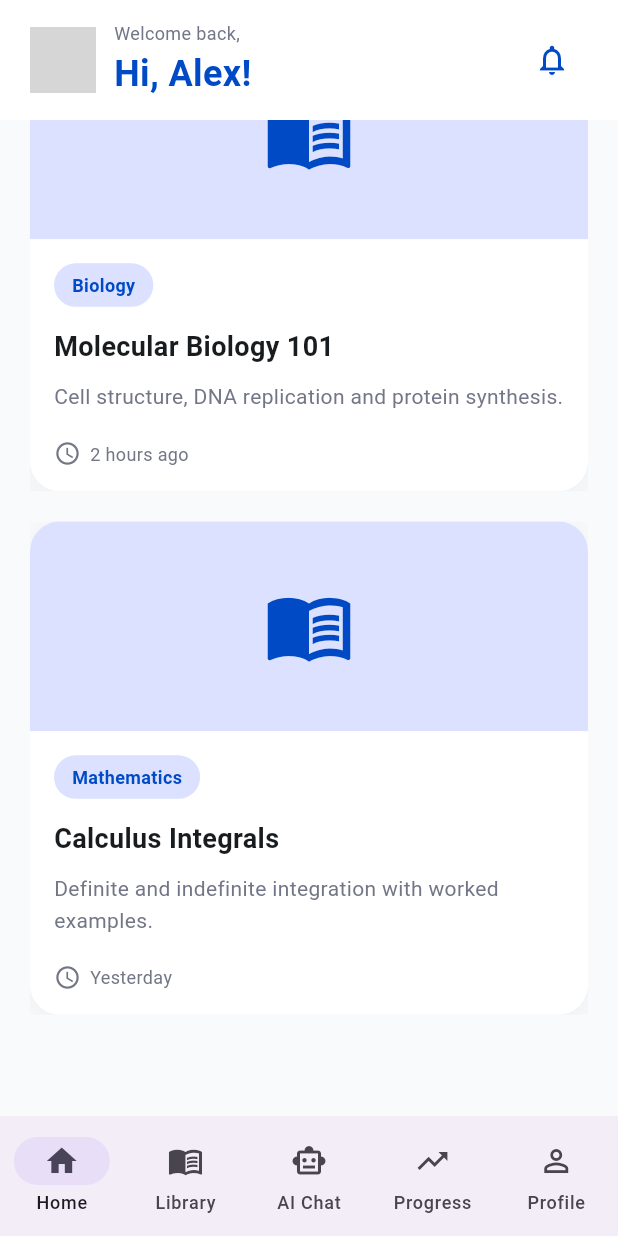
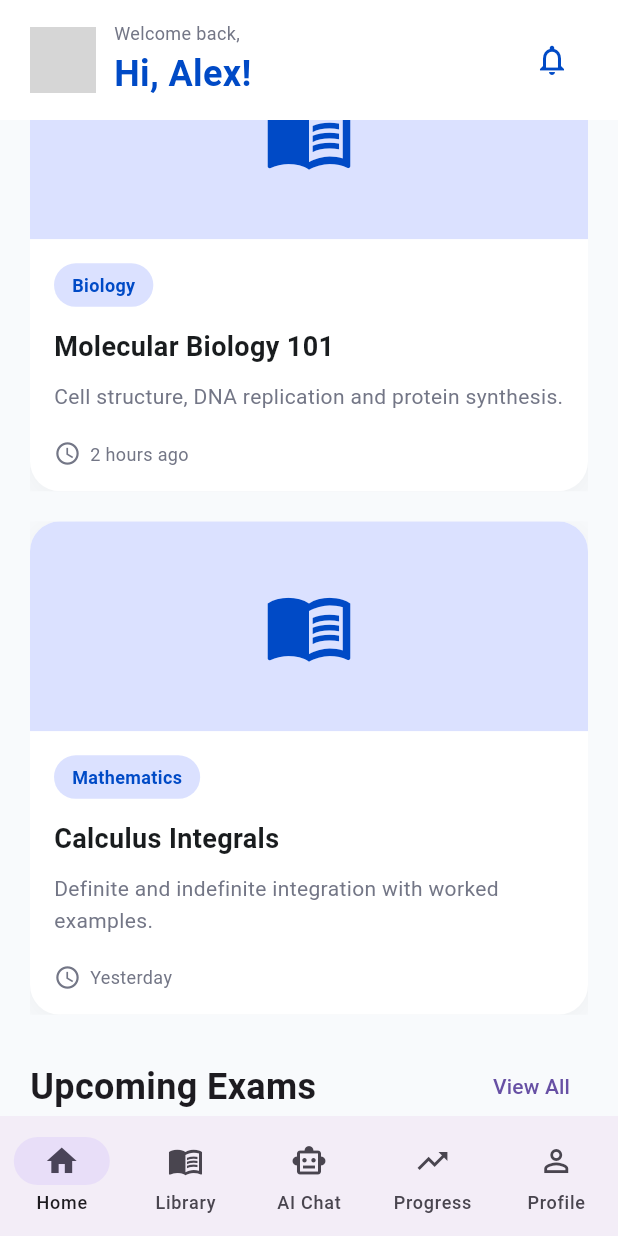
Before and after one commit to asish-das/Ai_study_genie-, a Flutter app: the DashboardPage screen opened directly, scrolled down 934 dp, on a phone screen of 412 x 824 dp. Run offline on Flutter 3.47's test engine with Material 3 defaults, Android fonts, the phone set to English and light mode, and no system bars; our stand-ins replace firebase_auth, firebase_core; accounts and stored records are empty; network calls fail; grey boxes are pictures that could not be loaded.

Commit message:
Add dashboard upcoming exams

```diff
--- a/lib/user/screens/dashboard.dart
+++ b/lib/user/screens/dashboard.dart
@@ -2,6 +2,7 @@ import 'package:ai_study/user/provider_logic/dashborad_provider.dart';
 import 'package:ai_study/user/widgets/dashborad/progres_card.dart';
 import 'package:ai_study/user/widgets/dashborad/quick_actions.dart';
 import 'package:ai_study/user/widgets/dashborad/recent_notes.dart';
+import 'package:ai_study/user/widgets/dashborad/upcoming_exam.dart';
 import 'package:flutter/material.dart';
 import 'package:provider/provider.dart';
 
@@ -45,7 +46,7 @@ class DashboardPage extends StatelessWidget {
 
             SizedBox(height: 24),
 
-            //UpcomingExam(),
+            UpcomingExam(),
 
             SizedBox(height: 24),
 
--- a/lib/user/widgets/dashborad/upcoming_exam.dart
+++ b/lib/user/widgets/dashborad/upcoming_exam.dart
@@ -0,0 +1,71 @@
+import 'package:ai_study/user/provider_logic/dashborad_provider.dart';
+import 'package:flutter/material.dart';
+import 'package:provider/provider.dart';
+import 'exam_tile.dart';
+
+class UpcomingExam extends StatelessWidget {
+  const UpcomingExam({super.key});
+
+  @override
+  Widget build(BuildContext context) {
+
+    final provider =
+        context.watch<DashboardProvider>();
+
+    return Column(
+      crossAxisAlignment:
+          CrossAxisAlignment.start,
+
+      children: [
+
+        Row(
+          mainAxisAlignment:
+              MainAxisAlignment.spaceBetween,
+
+          children: [
+
+            const Text(
+              "Upcoming Exams",
+
+              style: TextStyle(
+                fontSize: 24,
+                fontWeight: FontWeight.bold,
+              ),
+            ),
+
+            TextButton(
+              onPressed: () {},
+
+              child: const Text("View All"),
+            )
+
+          ],
+        ),
+
+        const SizedBox(height: 20),
+
+        ListView.separated(
+
+          shrinkWrap: true,
+
+          physics:
+              const NeverScrollableScrollPhysics(),
+
+          itemCount: provider.exams.length,
+
+          separatorBuilder: (_, __) =>
+              const SizedBox(height: 16),
+
+          itemBuilder: (context, index) {
+
+            return ExamTile(
+              exam: provider.exams[index],
+            );
+
+          },
+        ),
+
+      ],
+    );
+  }
+}
```
Also changed, not shown: lib/shared/constants/app_colors.dart (added, +20 -0 lines), lib/shared/utils/validators.dart (added, +27 -0 lines), lib/user/widgets/dashborad/exam_tile.dart (+113 -0 lines).
